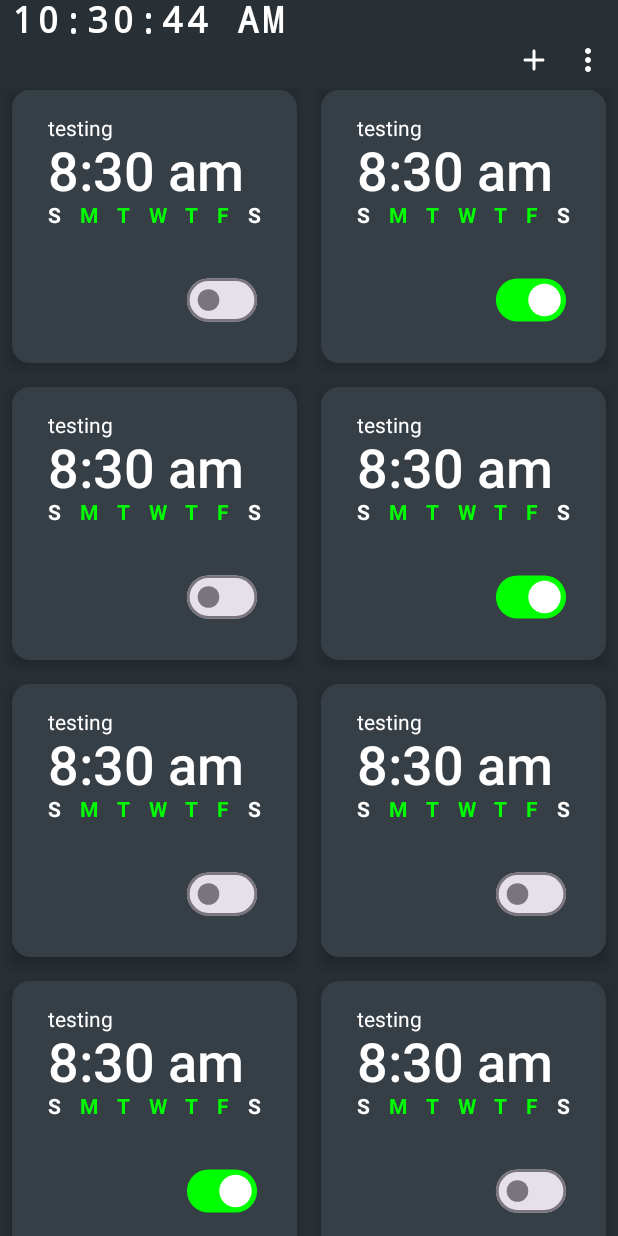
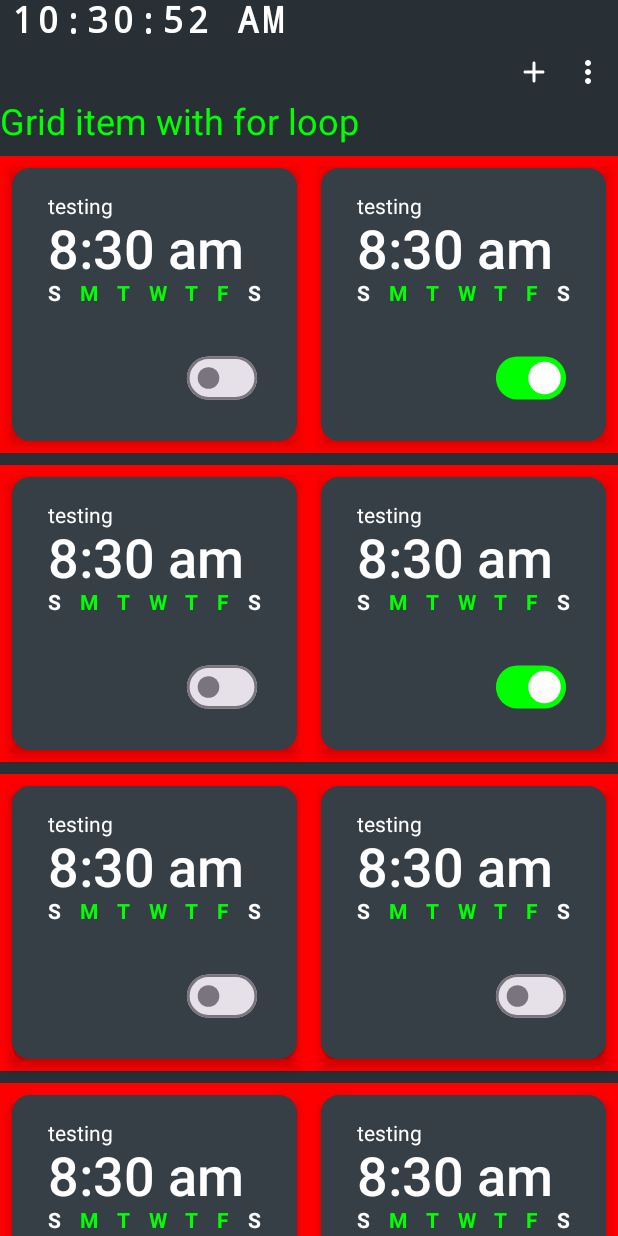
Before and after one commit to PriteshNikam/Clock, an Android app built with Jetpack Compose: the @Preview function PreviewAlarmScreen, on a phone screen of 412 x 824 dp. Run offline under Robolectric (Android 15) with nearby library versions, the phone set to English and light mode, and no system bars.

Commit message:
implement nested scroll

```diff
--- a/app/src/main/java/com/developersphere/clock/presentation/screens/alarm_screen/AlarmScreen.kt
+++ b/app/src/main/java/com/developersphere/clock/presentation/screens/alarm_screen/AlarmScreen.kt
@@ -3,18 +3,21 @@ package com.developersphere.clock.presentation.screens.alarm_screen
 import androidx.compose.foundation.background
 import androidx.compose.foundation.clickable
 import androidx.compose.foundation.layout.Arrangement
-import androidx.compose.foundation.layout.Column
+import androidx.compose.foundation.layout.Box
 import androidx.compose.foundation.layout.Row
 import androidx.compose.foundation.layout.Spacer
 import androidx.compose.foundation.layout.fillMaxSize
+import androidx.compose.foundation.layout.fillMaxWidth
 import androidx.compose.foundation.layout.height
+import androidx.compose.foundation.layout.heightIn
 import androidx.compose.foundation.layout.padding
 import androidx.compose.foundation.layout.size
 import androidx.compose.foundation.layout.width
+import androidx.compose.foundation.lazy.LazyColumn
 import androidx.compose.foundation.lazy.grid.GridCells
-import androidx.compose.foundation.lazy.grid.GridItemSpan
 import androidx.compose.foundation.lazy.grid.LazyVerticalGrid
 import androidx.compose.foundation.lazy.grid.items
+import androidx.compose.foundation.lazy.items
 import androidx.compose.material.icons.Icons
 import androidx.compose.material.icons.filled.MoreVert
 import androidx.compose.material.icons.rounded.Add
@@ -22,7 +25,6 @@ import androidx.compose.material3.Icon
 import androidx.compose.runtime.Composable
 import androidx.compose.runtime.collectAsState
 import androidx.compose.runtime.getValue
-import androidx.compose.ui.Alignment
 import androidx.compose.ui.Modifier
 import androidx.compose.ui.graphics.Color
 import androidx.compose.ui.text.TextStyle
@@ -37,23 +39,20 @@ import com.developersphere.clock.presentation.navigation.routes.AlarmRoute
 import com.developersphere.clock.utils.DummyData.alarmScreenData
 
 @Composable
-fun AlarmScreen(navigation:(screen: AlarmRoute)-> Unit) {
+fun AlarmScreen(navigation: (screen: AlarmRoute) -> Unit) {
 
     val alarmScreenViewModel = AlarmScreenViewModel()
 
     val currentTime by
     alarmScreenViewModel.currentTime.collectAsState()
 
-    Column(
+    LazyColumn(
         Modifier
-            .background(color = Color(0xff282F35)),
+            .background(color = Color(0xff282F35))
+            .fillMaxSize(),
+        verticalArrangement = Arrangement.spacedBy(8.dp)
     ) {
-        LazyVerticalGrid(
-            columns = GridCells.Fixed(2),
-            modifier = Modifier
-                .fillMaxSize()
-        ) {
-            item(span = { GridItemSpan(maxCurrentLineSpan) }) {
+        item {
             CommonText(
                 text = currentTime,
                 textStyle = TextStyle(
@@ -67,20 +66,27 @@ fun AlarmScreen(navigation:(screen: AlarmRoute)-> Unit) {
             )
         }
 
-            item(span = { GridItemSpan(maxCurrentLineSpan) }) {
+        item {
             Row(
                 modifier = Modifier
                     .padding(horizontal = 8.dp)
-                        .height(24.dp)
-                        .align(Alignment.End),
+                    .fillMaxWidth()
+                    .height(24.dp),
                 horizontalArrangement = Arrangement.End
             ) {
                 Icon(
                     imageVector = Icons.Rounded.Add,
                     tint = Color.White,
                     contentDescription = "",
-                        modifier = Modifier.size(24.dp).clickable {
-                            navigation(AlarmRoute.AddAlarmScreen(alarmId = 555, alarmTitle = "Dummy alarm"))
+                    modifier = Modifier
+                        .size(24.dp)
+                        .clickable {
+                            navigation(
+                                AlarmRoute.AddAlarmScreen(
+                                    alarmId = 555,
+                                    alarmTitle = "Dummy alarm"
+                                )
+                            )
                         }
                 )
                 Spacer(modifier = Modifier.width(12.dp))
@@ -93,8 +99,48 @@ fun AlarmScreen(navigation:(screen: AlarmRoute)-> Unit) {
             }
         }
 
-            items(alarmScreenData) { item ->
+
+        /**
+         * this is not good for large list as this build all items
+         * */
+        item {
+            CommonText(
+                text = "Grid item with for loop",
+                textStyle = TextStyle(fontSize = 24.sp, color = Color.Green)
+            )
+        }
+        val cols = 2
+        items(alarmScreenData.chunked(cols)) { alarm ->
+            Row(modifier = Modifier.background(color = Color.Red)) {
+                for (item in alarm) {
+                    Box(modifier = Modifier.weight(1f)) {
                         AlarmCardWidget(item)
+                    }
+                }
+            }
+        }
+
+        /**
+         * here we gave max height
+         */
+        item {
+            CommonText(
+                text = "Grid item with LazyVerticalGrid & height",
+                textStyle = TextStyle(fontSize = 24.sp, color = Color.Green)
+            )
+        }
+        item {
+            LazyVerticalGrid(
+                columns = GridCells.Fixed(2),
+                modifier = Modifier
+                    .heightIn(
+                        min = 100.dp,
+                        max = 1000.dp
+                    ),
+            ) {
+                items(alarmScreenData) { alarm ->
+                    AlarmCardWidget(alarm)
+                }
             }
         }
     }
```
Lines whose indentation alone changed are shown as unchanged.
